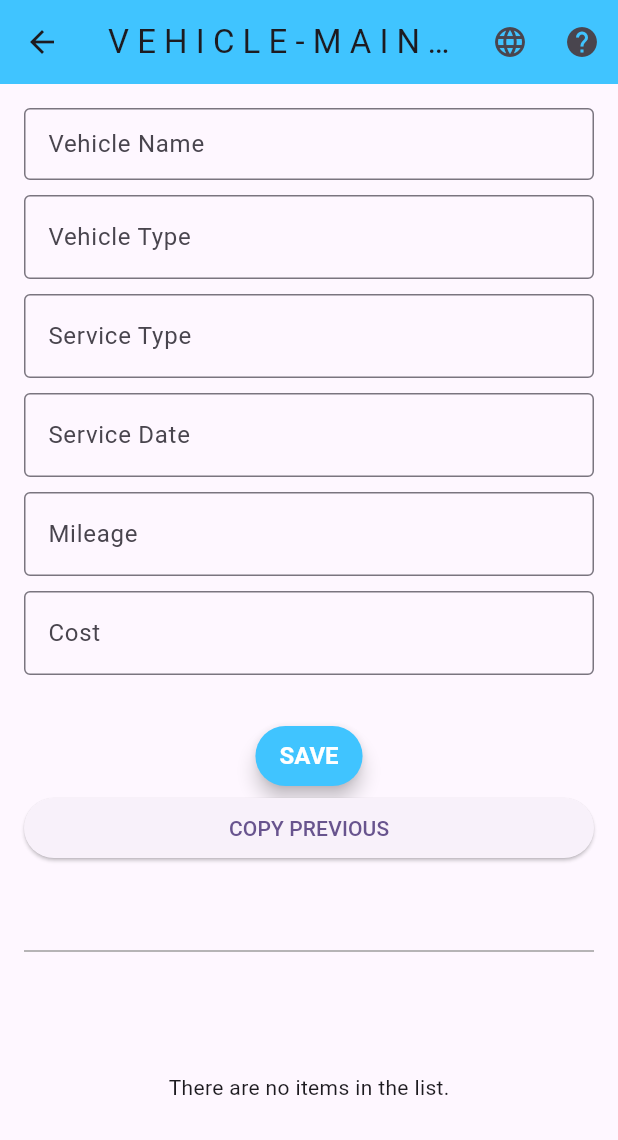
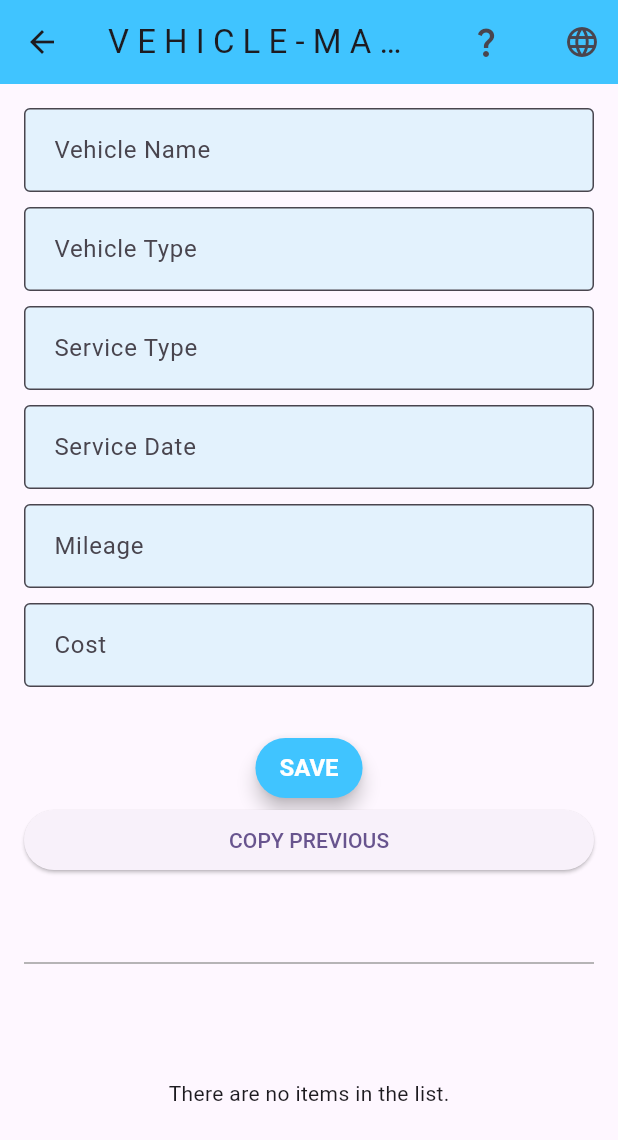
Before and after one commit to jananigokeda/Event-Planner-App, a Flutter app: the VehicleMaintenancePage screen opened by its route, on a phone screen of 412 x 824 dp. Shown: the top 1140 px of the screen. Run offline on Flutter 3.47's test engine with Material 3 defaults, Android fonts, the phone set to English and light mode, and no system bars; our stand-ins replace floor, flutter_translate, sqflite; missing offline and left inert: encrypted_shared_preferences; accounts and stored records are empty; generated files the repository leaves out were written again.

Commit message:
added widgets

```diff
--- a/lib/VehicleMaintenancePage.dart
+++ b/lib/VehicleMaintenancePage.dart
@@ -285,8 +285,14 @@ class _VehicleMaintenancePageState extends State<VehicleMaintenancePage> {
               decoration: InputDecoration(
                 labelText: getText('vehicleName', _currentLanguage),
                 hintText: "Vehicle Name",
-                border: OutlineInputBorder(),
-                contentPadding: EdgeInsets.all(12.0),
+                border: OutlineInputBorder(
+                  borderRadius: BorderRadius.circular(4.0), // Rounded corners
+                  borderSide: BorderSide(color: Colors.blue.shade300), // Border color
+                ),
+                filled: true,
+                fillColor: Colors.blue.shade50, // Light background color
+                contentPadding: EdgeInsets.all(16.0), // Inner padding
+                floatingLabelStyle: TextStyle(color: Colors.blue.shade700),
               ),
             ),
 
@@ -296,7 +302,14 @@ class _VehicleMaintenancePageState extends State<VehicleMaintenancePage> {
               decoration: InputDecoration(
                 labelText: getText('vehicleType', _currentLanguage),
                 hintText: "Vehicle Type",
-                border: OutlineInputBorder(),
+                border: OutlineInputBorder(
+                  borderRadius: BorderRadius.circular(4.0), // Rounded corners
+                  borderSide: BorderSide(color: Colors.blue.shade300), // Border color
+                ),
+                filled: true,
+                fillColor: Colors.blue.shade50, // Light background color
+                contentPadding: EdgeInsets.all(16.0), // Inner padding
+                floatingLabelStyle: TextStyle(color: Colors.blue.shade700),
               ),
             ),
 
@@ -307,7 +320,14 @@ class _VehicleMaintenancePageState extends State<VehicleMaintenancePage> {
               decoration: InputDecoration(
                 labelText: getText('serviceType', _currentLanguage),
                 hintText: "Service Type",
-                border: OutlineInputBorder(),
+                border: OutlineInputBorder(
+                  borderRadius: BorderRadius.circular(4.0), // Rounded corners
+                  borderSide: BorderSide(color: Colors.blue.shade300), // Border color
+                ),
+                filled: true,
+                fillColor: Colors.blue.shade50, // Light background color
+                contentPadding: EdgeInsets.all(16.0), // Inner padding
+                floatingLabelStyle: TextStyle(color: Colors.blue.shade700),
               ),
             ),
 
@@ -318,7 +338,14 @@ class _VehicleMaintenancePageState extends State<VehicleMaintenancePage> {
               decoration:  InputDecoration(
                 labelText: getText('serviceDate', _currentLanguage),
                 hintText: "Service Date",
-                border: OutlineInputBorder(),
+                border: OutlineInputBorder(
+                  borderRadius: BorderRadius.circular(4.0), // Rounded corners
+                  borderSide: BorderSide(color: Colors.blue.shade300), // Border color
+                ),
+                filled: true,
+                fillColor: Colors.blue.shade50, // Light background color
+                contentPadding: EdgeInsets.all(16.0), // Inner padding
+                floatingLabelStyle: TextStyle(color: Colors.blue.shade700),
               ),
             ),
 
@@ -328,8 +355,14 @@ class _VehicleMaintenancePageState extends State<VehicleMaintenancePage> {
               controller: _mileageController,
               decoration:  InputDecoration(
                 labelText: getText('mileage', _currentLanguage),
-                hintText: "Mileage",
-                border: OutlineInputBorder(),
+                border: OutlineInputBorder(
+                  borderRadius: BorderRadius.circular(4.0), // Rounded corners
+                  borderSide: BorderSide(color: Colors.blue.shade300), // Border color
+                ),
+                filled: true,
+                fillColor: Colors.blue.shade50, // Light background color
+                contentPadding: EdgeInsets.all(16.0), // Inner padding
+                floatingLabelStyle: TextStyle(color: Colors.blue.shade700),
               ),
             ),
 
@@ -340,10 +373,17 @@ class _VehicleMaintenancePageState extends State<VehicleMaintenancePage> {
               decoration:  InputDecoration(
                 labelText: getText('cost', _currentLanguage),
                 hintText: "Cost",
-                border: OutlineInputBorder(),
-              ),
+                border: OutlineInputBorder(
+                  borderRadius: BorderRadius.circular(4.0), // Rounded corners
+                  borderSide: BorderSide(color: Colors.blue.shade300), // Border color
+                ),
+
+              filled: true,
+              fillColor: Colors.blue.shade50, // Light background color
+              contentPadding: EdgeInsets.all(16.0), // Inner padding
+              floatingLabelStyle: TextStyle(color: Colors.blue.shade700),
             ),
-
+            ),
             // SAVE and COPY PREVIOUS BUTTON SECTION
             const SizedBox(height: 30),
             Align(  // Center the button
@@ -561,6 +601,7 @@ class _VehicleMaintenancePageState extends State<VehicleMaintenancePage> {
     );
   }
 
+  //Heading section
   @override
   Widget build(BuildContext context) {
     return Scaffold(
@@ -568,8 +609,13 @@ class _VehicleMaintenancePageState extends State<VehicleMaintenancePage> {
         title: const Text("V E H I C L E - M A I N T E N A N C E - P A G E  |  வாகன பராமரிப்பு பக்கம்"),
         backgroundColor: Colors.lightBlueAccent[200],
         centerTitle: true,
-
         actions: [
+          SizedBox(width: 16),
+          IconButton(
+            icon: const Icon(Icons.question_mark),
+            onPressed: _showInstructions,
+          ),
+          SizedBox(width: 16),
           PopupMenuButton<String>(
             icon: const Icon(Icons.language),
             onSelected: (value) {
@@ -577,15 +623,13 @@ class _VehicleMaintenancePageState extends State<VehicleMaintenancePage> {
                 _currentLanguage = value;
               });
             },
+
             itemBuilder: (context) => [
               const PopupMenuItem(value: 'en', child: Text('English')),
               const PopupMenuItem(value: 'ta', child: Text('தமிழ்')),
             ],
           ),
-          IconButton(
-            icon: const Icon(Icons.help),
-            onPressed: _showInstructions,
-          ),
+
         ],
       ),
       body: Padding(
```
Also changed, not shown: lib/database.g.dart (added).
